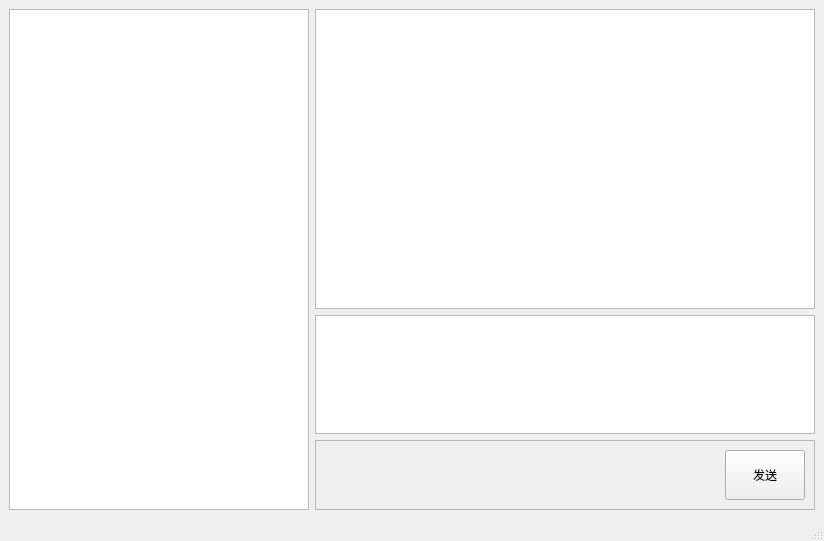
First picture: the form in PandaClient/source/PandaClient.ui, repository Chankeep/Panda, before the edit.
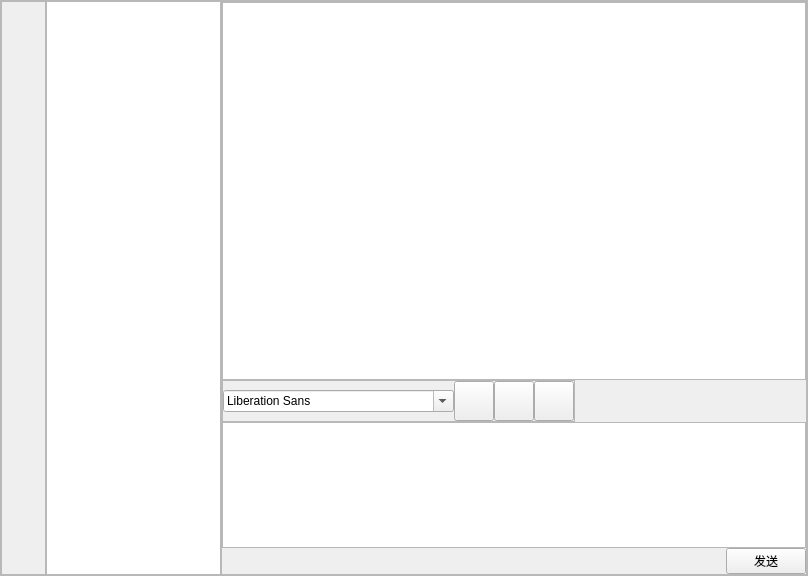
Second picture: the form after the edit.

Diff of the .ui file:
```diff
--- a/PandaClient/source/PandaClient.ui
+++ b/PandaClient/source/PandaClient.ui
@@ -6,48 +6,227 @@
    <rect>
     <x>0</x>
     <y>0</y>
-    <width>824</width>
-    <height>541</height>
+    <width>808</width>
+    <height>576</height>
    </rect>
   </property>
   <property name="windowTitle">
    <string>PandaClient</string>
   </property>
   <widget class="QWidget" name="centralwidget">
-   <layout class="QGridLayout" name="gridLayout_2">
-    <item row="0" column="0" rowspan="2">
+   <layout class="QGridLayout" name="gridLayout">
+    <property name="leftMargin">
+     <number>0</number>
+    </property>
+    <property name="topMargin">
+     <number>0</number>
+    </property>
+    <property name="rightMargin">
+     <number>0</number>
+    </property>
+    <property name="bottomMargin">
+     <number>0</number>
+    </property>
+    <property name="spacing">
+     <number>0</number>
+    </property>
+    <item row="0" column="0">
+     <widget class="QFrame" name="frame_4">
+      <property name="frameShape">
+       <enum>QFrame::StyledPanel</enum>
+      </property>
+      <property name="frameShadow">
+       <enum>QFrame::Raised</enum>
+      </property>
+      <layout class="QHBoxLayout" name="horizontalLayout_2" stretch="2,6,15">
+       <property name="spacing">
+        <number>0</number>
+       </property>
+       <property name="leftMargin">
+        <number>0</number>
+       </property>
+       <property name="topMargin">
+        <number>0</number>
+       </property>
+       <property name="rightMargin">
+        <number>0</number>
+       </property>
+       <property name="bottomMargin">
+        <number>0</number>
+       </property>
+       <item>
+        <widget class="QFrame" name="frame_2">
+         <property name="minimumSize">
+          <size>
+           <width>45</width>
+           <height>0</height>
+          </size>
+         </property>
+         <property name="maximumSize">
+          <size>
+           <width>45</width>
+           <height>16777215</height>
+          </size>
+         </property>
+         <property name="styleSheet">
+          <string notr="true"/>
+         </property>
+         <property name="frameShape">
+          <enum>QFrame::StyledPanel</enum>
+         </property>
+         <property name="frameShadow">
+          <enum>QFrame::Raised</enum>
+         </property>
+        </widget>
+       </item>
+       <item>
      <widget class="QListWidget" name="listWidget">
       <property name="minimumSize">
        <size>
-        <width>300</width>
+           <width>175</width>
         <height>0</height>
        </size>
       </property>
       <property name="maximumSize">
        <size>
-        <width>100</width>
+           <width>175</width>
         <height>16777215</height>
        </size>
       </property>
      </widget>
     </item>
-    <item row="0" column="1">
+       <item>
+        <widget class="QFrame" name="frame_3">
+         <property name="frameShape">
+          <enum>QFrame::StyledPanel</enum>
+         </property>
+         <property name="frameShadow">
+          <enum>QFrame::Raised</enum>
+         </property>
+         <layout class="QVBoxLayout" name="verticalLayout" stretch="3,0,1,0">
+          <property name="spacing">
+           <number>0</number>
+          </property>
+          <property name="leftMargin">
+           <number>0</number>
+          </property>
+          <property name="topMargin">
+           <number>0</number>
+          </property>
+          <property name="rightMargin">
+           <number>0</number>
+          </property>
+          <property name="bottomMargin">
+           <number>0</number>
+          </property>
+          <item>
      <widget class="QTextEdit" name="TextEdit">
       <property name="minimumSize">
        <size>
-        <width>500</width>
-        <height>300</height>
+              <width>0</width>
+              <height>0</height>
        </size>
       </property>
      </widget>
     </item>
-    <item row="1" column="1">
-     <layout class="QVBoxLayout" name="verticalLayout">
+          <item alignment="Qt::AlignLeft">
+           <widget class="QFrame" name="frame">
+            <property name="minimumSize">
+             <size>
+              <width>0</width>
+              <height>40</height>
+             </size>
+            </property>
+            <property name="frameShape">
+             <enum>QFrame::StyledPanel</enum>
+            </property>
+            <property name="frameShadow">
+             <enum>QFrame::Raised</enum>
+            </property>
+            <layout class="QHBoxLayout" name="horizontalLayout_3">
+             <property name="spacing">
+              <number>0</number>
+             </property>
+             <property name="leftMargin">
+              <number>0</number>
+             </property>
+             <property name="topMargin">
+              <number>0</number>
+             </property>
+             <property name="rightMargin">
+              <number>0</number>
+             </property>
+             <property name="bottomMargin">
+              <number>0</number>
+             </property>
+             <item>
+              <widget class="QFontComboBox" name="FontMode"/>
+             </item>
+             <item>
+              <widget class="QPushButton" name="FontSize">
+               <property name="minimumSize">
+                <size>
+                 <width>40</width>
+                 <height>40</height>
+                </size>
+               </property>
+               <property name="maximumSize">
+                <size>
+                 <width>40</width>
+                 <height>40</height>
+                </size>
+               </property>
+               <property name="text">
+                <string/>
+               </property>
+              </widget>
+             </item>
+             <item>
+              <widget class="QPushButton" name="FontThicker">
+               <property name="minimumSize">
+                <size>
+                 <width>40</width>
+                 <height>40</height>
+                </size>
+               </property>
+               <property name="maximumSize">
+                <size>
+                 <width>40</width>
+                 <height>40</height>
+                </size>
+               </property>
+               <property name="text">
+                <string/>
+               </property>
+              </widget>
+             </item>
+             <item>
+              <widget class="QPushButton" name="Clean">
+               <property name="minimumSize">
+                <size>
+                 <width>40</width>
+                 <height>40</height>
+                </size>
+               </property>
+               <property name="maximumSize">
+                <size>
+                 <width>40</width>
+                 <height>40</height>
+                </size>
+               </property>
+               <property name="text">
+                <string/>
+               </property>
+              </widget>
+             </item>
+            </layout>
+           </widget>
+          </item>
       <item>
        <widget class="QTextEdit" name="TextEdit_Send">
         <property name="minimumSize">
          <size>
-          <width>300</width>
+              <width>0</width>
           <height>0</height>
          </size>
         </property>
@@ -60,15 +239,6 @@
        </widget>
       </item>
       <item>
-       <widget class="QFrame" name="frame">
-        <property name="frameShape">
-         <enum>QFrame::StyledPanel</enum>
-        </property>
-        <property name="frameShadow">
-         <enum>QFrame::Raised</enum>
-        </property>
-        <layout class="QGridLayout" name="gridLayout">
-         <item row="1" column="0">
           <layout class="QHBoxLayout" name="horizontalLayout">
            <item>
             <spacer name="horizontalSpacer">
@@ -88,7 +258,7 @@
              <property name="minimumSize">
               <size>
                <width>0</width>
-               <height>50</height>
+                <height>0</height>
               </size>
              </property>
              <property name="maximumSize">
@@ -111,6 +281,7 @@
        </widget>
       </item>
      </layout>
+     </widget>
     </item>
    </layout>
   </widget>
@@ -124,7 +295,6 @@
     </rect>
    </property>
   </widget>
-  <widget class="QStatusBar" name="statusbar"/>
  </widget>
  <resources/>
  <connections/>
```
Left out of the diff: 2 changed lines with no effect on the pictures. Lines whose indentation alone changed are shown as unchanged.
